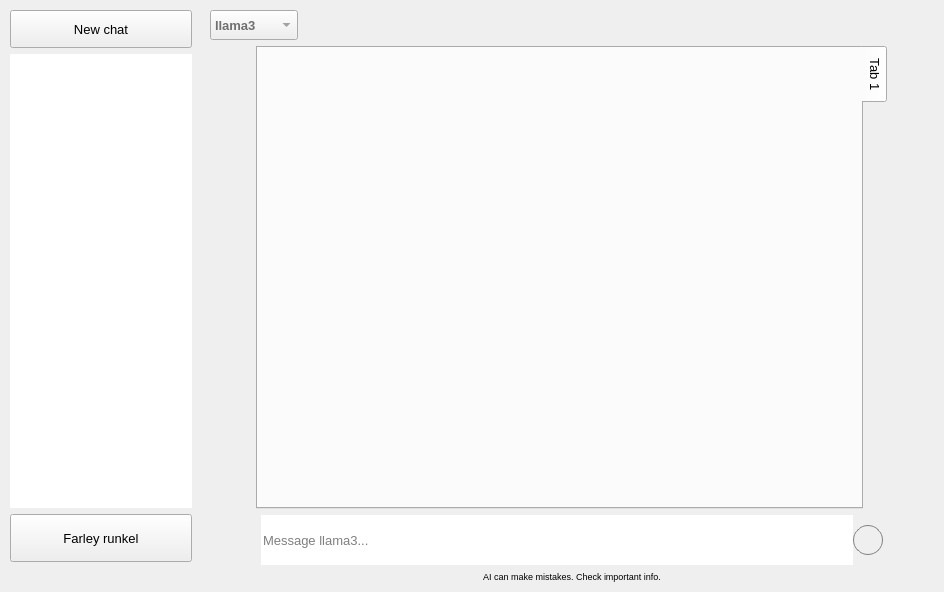
This is forms/mainwindow.ui in farleyrunkel/qollama as Qt 5 draws it before an edit. The edited form follows.
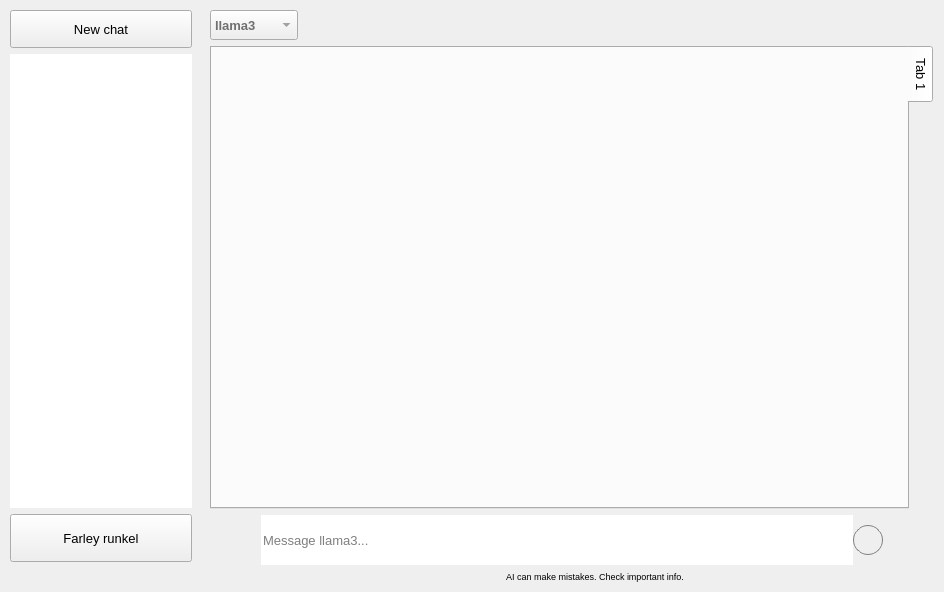
This is the edited form. Icons and pictures are not drawn. Custom widgets are drawn as their Qt base class.

Commit message: adjust layout

What changed in the file:
```diff
--- a/forms/mainwindow.ui
+++ b/forms/mainwindow.ui
@@ -329,53 +329,6 @@
         <enum>QFrame::Raised</enum>
        </property>
        <layout class="QGridLayout" name="gridLayout">
-        <item row="2" column="1">
-         <widget class="QTabWidget" name="chatTabs">
-          <property name="tabPosition">
-           <enum>QTabWidget::East</enum>
-          </property>
-          <property name="tabShape">
-           <enum>QTabWidget::Rounded</enum>
-          </property>
-          <property name="currentIndex">
-           <number>0</number>
-          </property>
-          <property name="tabsClosable">
-           <bool>false</bool>
-          </property>
-          <property name="movable">
-           <bool>false</bool>
-          </property>
-          <property name="tabBarAutoHide">
-           <bool>false</bool>
-          </property>
-          <widget class="QWidget" name="tab">
-           <attribute name="title">
-            <string>Tab 1</string>
-           </attribute>
-           <layout class="QVBoxLayout" name="verticalLayout">
-            <property name="spacing">
-             <number>0</number>
-            </property>
-            <property name="leftMargin">
-             <number>0</number>
-            </property>
-            <property name="topMargin">
-             <number>0</number>
-            </property>
-            <property name="rightMargin">
-             <number>0</number>
-            </property>
-            <property name="bottomMargin">
-             <number>0</number>
-            </property>
-            <item>
-             <widget class="IWelcomePage" name="welcomePage" native="true"/>
-            </item>
-           </layout>
-          </widget>
-         </widget>
-        </item>
         <item row="3" column="1">
          <widget class="QFrame" name="inputFrame">
           <property name="frameShape">
@@ -633,23 +586,7 @@
           </item>
          </layout>
         </item>
-        <item row="2" column="0">
-         <spacer name="horizontalSpacer_2">
-          <property name="orientation">
-           <enum>Qt::Horizontal</enum>
-          </property>
-          <property name="sizeType">
-           <enum>QSizePolicy::Preferred</enum>
-          </property>
-          <property name="sizeHint" stdset="0">
-           <size>
-            <width>40</width>
-            <height>20</height>
-           </size>
-          </property>
-         </spacer>
-        </item>
-        <item row="2" column="2">
+        <item row="3" column="2">
          <spacer name="horizontalSpacer_3">
           <property name="orientation">
            <enum>Qt::Horizontal</enum>
@@ -665,7 +602,7 @@
           </property>
          </spacer>
         </item>
-        <item row="4" column="1">
+        <item row="4" column="1" colspan="2">
          <widget class="QLabel" name="label">
           <property name="font">
            <font>
@@ -691,6 +628,69 @@
           </property>
          </widget>
         </item>
+        <item row="3" column="0">
+         <spacer name="horizontalSpacer_2">
+          <property name="orientation">
+           <enum>Qt::Horizontal</enum>
+          </property>
+          <property name="sizeType">
+           <enum>QSizePolicy::Preferred</enum>
+          </property>
+          <property name="sizeHint" stdset="0">
+           <size>
+            <width>40</width>
+            <height>20</height>
+           </size>
+          </property>
+         </spacer>
+        </item>
+        <item row="2" column="0" colspan="3">
+         <widget class="QTabWidget" name="chatTabs">
+          <property name="tabPosition">
+           <enum>QTabWidget::East</enum>
+          </property>
+          <property name="tabShape">
+           <enum>QTabWidget::Rounded</enum>
+          </property>
+          <property name="currentIndex">
+           <number>0</number>
+          </property>
+          <property name="tabsClosable">
+           <bool>false</bool>
+          </property>
+          <property name="movable">
+           <bool>false</bool>
+          </property>
+          <property name="tabBarAutoHide">
+           <bool>false</bool>
+          </property>
+          <widget class="QWidget" name="tab">
+           <attribute name="title">
+            <string>Tab 1</string>
+           </attribute>
+           <layout class="QVBoxLayout" name="verticalLayout">
+            <property name="spacing">
+             <number>0</number>
+            </property>
+            <property name="leftMargin">
+             <number>40</number>
+            </property>
+            <property name="topMargin">
+             <number>0</number>
+            </property>
+            <property name="rightMargin">
+             <number>40</number>
+            </property>
+            <property name="bottomMargin">
+             <number>0</number>
+            </property>
+            <item>
+             <widget class="IWelcomePage" name="welcomePage" native="true"/>
+            </item>
+           </layout>
+          </widget>
+         </widget>
+        </item>
        </layout>
       </widget>
      </widget>
```
The commit also changes 3 other files.
